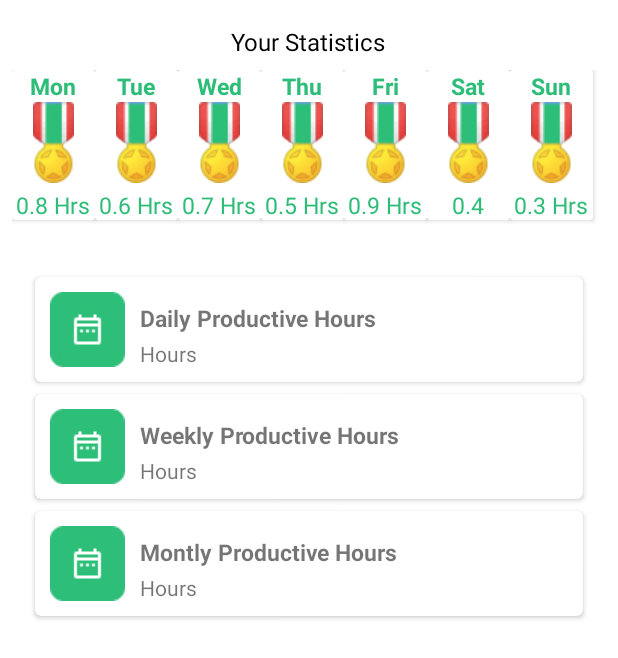
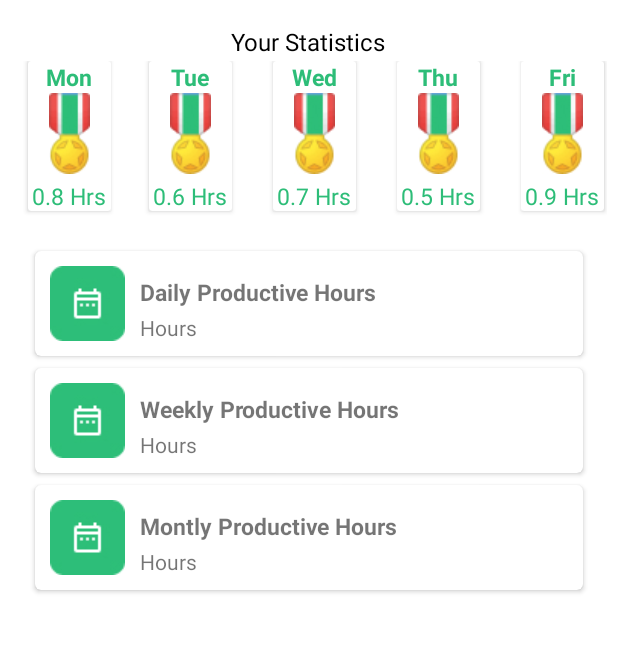
Before and after one commit to gaudhiwaa/productivitypilot-letsgo, an Android app: the StatisticActivity screen opened directly, with no data from a screen before it, on a phone screen of 412 x 824 dp. Shown: the top 658 px of the screen. Run offline under Robolectric (Android 15) with nearby library versions, the phone set to English and light mode, and no system bars.

Commit message:
Statistic revision design

```diff
--- a/Android/app/src/main/java/com/bangkit/productivitypilot/StatisticActivity.kt
+++ b/Android/app/src/main/java/com/bangkit/productivitypilot/StatisticActivity.kt
@@ -25,9 +25,7 @@ class StatisticActivity : AppCompatActivity() {
             hourTue = "0.6 Hrs",
             hourWed = "0.7 Hrs",
             hourThu = "0.5 Hrs",
-            hourFri = "0.9 Hrs",
-            hourSat = "0.4 Hrs",
-            hourSun = "0.3 Hrs"
+            hourFri = "0.9 Hrs"
         )
 
         // Initialize TextViews and display the values from statisticData
@@ -36,16 +34,12 @@ class StatisticActivity : AppCompatActivity() {
         val hourWed = findViewById<TextView>(R.id.hour_wed)
         val hourThu = findViewById<TextView>(R.id.hour_thu)
         val hourFri = findViewById<TextView>(R.id.hour_fri)
-        val hourSat = findViewById<TextView>(R.id.hour_sat)
-        val hourSun = findViewById<TextView>(R.id.hour_sun)
 
         hourMon.text = statisticData.hourMon
         hourTue.text = statisticData.hourTue
         hourWed.text = statisticData.hourWed
         hourThu.text = statisticData.hourThu
         hourFri.text = statisticData.hourFri
-        hourSat.text = statisticData.hourSat
-        hourSun.text = statisticData.hourSun
 
 //        bottomNavigationView = findViewById(R.id.bottomNavigationView)
 //        bottomNavigationView.setOnNavigationItemSelectedListener { item ->
--- a/Android/app/src/main/java/com/bangkit/productivitypilot/model/StatisticData.kt
+++ b/Android/app/src/main/java/com/bangkit/productivitypilot/model/StatisticData.kt
@@ -5,7 +5,6 @@ data class StatisticData(
     val hourTue: String,
     val hourWed: String,
     val hourThu: String,
-    val hourFri: String,
-    val hourSat: String,
-    val hourSun: String
+    val hourFri: String
+
 )
--- a/Android/app/src/main/res/layout/activity_statistic.xml
+++ b/Android/app/src/main/res/layout/activity_statistic.xml
@@ -4,7 +4,7 @@
     xmlns:tools="http://schemas.android.com/tools"
     android:layout_width="match_parent"
     android:layout_height="match_parent"
-    tools:context=".StatisticFragment">
+    tools:context=".StatisticActivity">
 
     <!-- TODO: Update blank fragment layout -->
 
@@ -24,13 +24,13 @@
 
     <GridLayout
         android:id="@+id/gridLayout2"
-        android:layout_width="412dp"
-        android:layout_height="134dp"
+        android:layout_width="416dp"
+        android:layout_height="117dp"
         android:layout_marginHorizontal="15dp"
-        android:layout_marginStart="15dp"
 
-        android:layout_marginTop="6dp"
-        android:columnCount="7"
+
+        android:columnCount="5"
+        android:paddingHorizontal="10dp"
         android:rowCount="1"
         app:layout_constraintEnd_toEndOf="parent"
         app:layout_constraintStart_toStartOf="parent"
@@ -38,14 +38,16 @@
 
         <androidx.cardview.widget.CardView
             android:layout_width="55dp"
-            android:layout_height="100dp">
+            android:layout_height="100dp"
+            android:layout_marginStart="10dp"
+            android:layout_marginEnd="25dp">
 
             <LinearLayout
                 android:layout_width="match_parent"
                 android:layout_height="match_parent"
                 android:layout_marginHorizontal="2dp"
-                android:orientation="vertical"
-                android:gravity="center">
+                android:gravity="center"
+                android:orientation="vertical">
 
 
                 <TextView
@@ -81,14 +83,15 @@
 
         <androidx.cardview.widget.CardView
             android:layout_width="55dp"
-            android:layout_height="100dp">
+            android:layout_height="100dp"
+            android:layout_marginEnd="20dp">
 
             <LinearLayout
                 android:layout_width="match_parent"
                 android:layout_height="match_parent"
                 android:layout_marginHorizontal="2dp"
-                android:orientation="vertical"
-                android:gravity="center">
+                android:gravity="center"
+                android:orientation="vertical">
 
 
                 <TextView
@@ -122,14 +125,16 @@
 
         <androidx.cardview.widget.CardView
             android:layout_width="55dp"
-            android:layout_height="100dp">
+            android:layout_height="100dp"
+            android:layout_marginStart="7dp"
+            android:layout_marginEnd="17dp">
 
             <LinearLayout
                 android:layout_width="match_parent"
                 android:layout_height="match_parent"
                 android:layout_marginHorizontal="2dp"
-                android:orientation="vertical"
-                android:gravity="center">
+                android:gravity="center"
+                android:orientation="vertical">
 
 
                 <TextView
@@ -163,14 +168,16 @@
 
         <androidx.cardview.widget.CardView
             android:layout_width="55dp"
-            android:layout_height="100dp">
+            android:layout_height="100dp"
+            android:layout_marginStart="10dp"
+            android:layout_marginEnd="17dp">
 
             <LinearLayout
                 android:layout_width="match_parent"
                 android:layout_height="match_parent"
                 android:layout_marginHorizontal="2dp"
-                android:orientation="vertical"
-                android:gravity="center">
+                android:gravity="center"
+                android:orientation="vertical">
 
 
                 <TextView
@@ -204,14 +211,16 @@
 
         <androidx.cardview.widget.CardView
             android:layout_width="55dp"
-            android:layout_height="100dp">
+            android:layout_height="100dp"
+            android:layout_marginStart="10dp"
+            android:layout_marginEnd="15dp">
 
             <LinearLayout
                 android:layout_width="match_parent"
                 android:layout_height="match_parent"
                 android:layout_marginHorizontal="2dp"
-                android:orientation="vertical"
-                android:gravity="center">
+                android:gravity="center"
+                android:orientation="vertical">
 
 
                 <TextView
@@ -243,88 +252,6 @@
 
         </androidx.cardview.widget.CardView>
 
-        <androidx.cardview.widget.CardView
-            android:layout_width="55dp"
-            android:layout_height="100dp">
-
-            <LinearLayout
-                android:layout_width="match_parent"
-                android:layout_height="match_parent"
-                android:layout_marginHorizontal="2dp"
-                android:orientation="vertical"
-                android:gravity="center">
-
-
-                <TextView
-                    android:layout_width="wrap_content"
-                    android:layout_height="wrap_content"
-                    android:text="Sat"
-                    android:textAlignment="center"
-                    android:textColor="@color/green1"
-                    android:textSize="15sp"
-                    android:textStyle="bold" />
-
-                <ImageView
-                    android:layout_width="27dp"
-                    android:layout_height="54dp"
-                    android:src="@drawable/medal" />
-
-                <TextView
-                    android:id="@+id/hour_sat"
-                    android:layout_width="28dp"
-                    android:layout_height="wrap_content"
-                    android:layout_marginTop="4dp"
-                    android:text="Hour"
-                    android:textAlignment="center"
-                    android:textColor="@color/green1"
-                    android:textSize="15sp" />
-
-            </LinearLayout>
-
-
-        </androidx.cardview.widget.CardView>
-
-        <androidx.cardview.widget.CardView
-            android:layout_width="55dp"
-            android:layout_height="100dp">
-
-            <LinearLayout
-                android:layout_width="match_parent"
-                android:layout_height="match_parent"
-                android:layout_marginHorizontal="2dp"
-                android:orientation="vertical"
-                android:gravity="center">
-
-
-                <TextView
-                    android:layout_width="wrap_content"
-                    android:layout_height="wrap_content"
-                    android:text="Sun"
-                    android:textAlignment="center"
-                    android:textColor="@color/green1"
-                    android:textSize="15sp"
-                    android:textStyle="bold" />
-
-                <ImageView
-                    android:layout_width="27dp"
-                    android:layout_height="54dp"
-                    android:src="@drawable/medal" />
-
-                <TextView
-                    android:id="@+id/hour_sun"
-                    android:layout_width="wrap_content"
-                    android:layout_height="wrap_content"
-                    android:layout_marginTop="4dp"
-                    android:text="Hour"
-                    android:textAlignment="center"
-                    android:textColor="@color/green1"
-                    android:textSize="15sp" />
-
-            </LinearLayout>
-
-
-        </androidx.cardview.widget.CardView>
-
     </GridLayout>
 
 
@@ -333,6 +260,7 @@
         android:layout_height="536dp"
         android:layout_marginStart="15dp"
         android:layout_marginEnd="15dp"
+        android:layout_marginTop="5dp"
 
         android:columnCount="1"
         android:rowCount="4"
```
